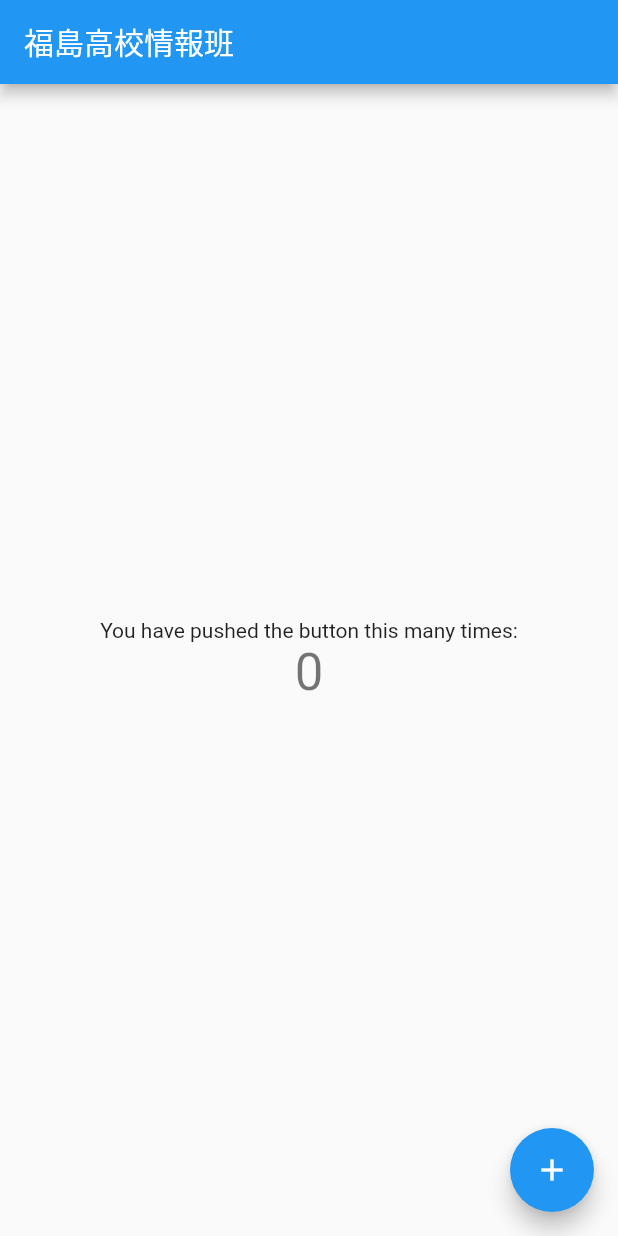
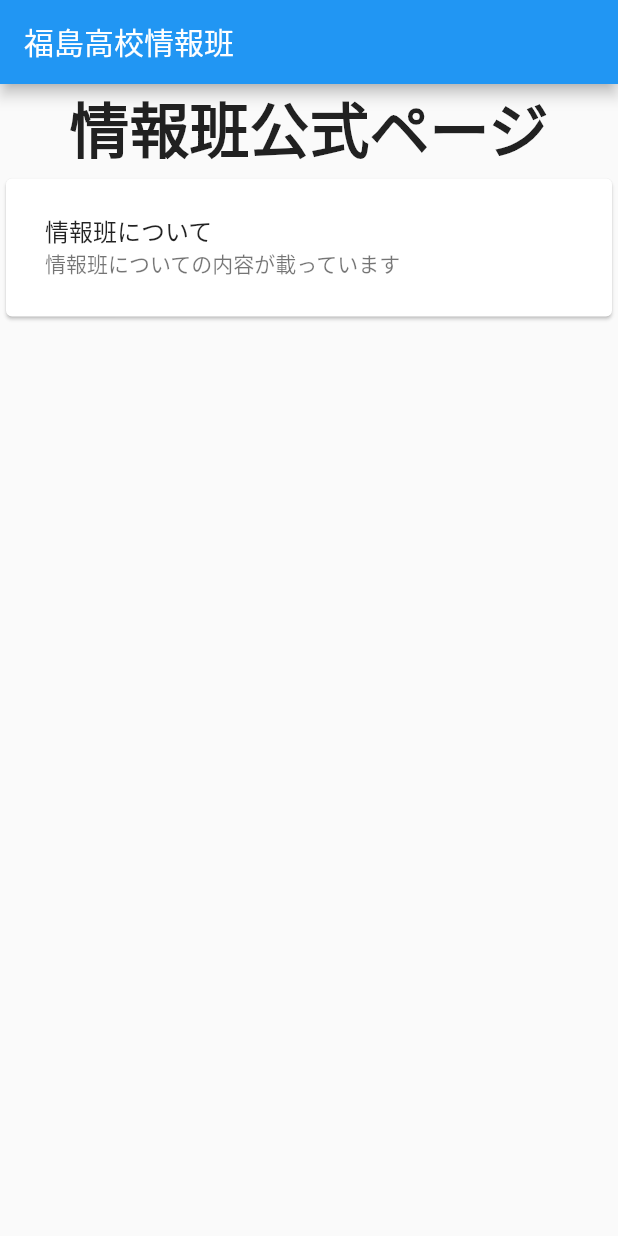
Before and after one commit to kahenteikou/jouhouhan_flutter, a Flutter app: the screen it shows after launch, on a phone screen of 412 x 824 dp. Run offline on Flutter 3.47's test engine with Material 2 defaults, Android fonts, the phone set to English and light mode, and no system bars.

Commit message:
added subpage

```diff
--- a/lib/main.dart
+++ b/lib/main.dart
@@ -1,5 +1,5 @@
 import 'package:flutter/material.dart';
-
+import "package:jouhouhan_flutter/sites/about.dart";
 void main() {
   runApp(MyApp());
 }
@@ -91,23 +91,45 @@ class _MyHomePageState extends State<MyHomePage> {
           // center the children vertically; the main axis here is the vertical
           // axis because Columns are vertical (the cross axis would be
           // horizontal).
-          mainAxisAlignment: MainAxisAlignment.center,
+          //mainAxisAlignment: MainAxisAlignment.center,
           children: <Widget>[
+
             Text(
-              'You have pushed the button this many times:',
+              "情報班公式ページ",
+              style: TextStyle(
+
+                fontWeight: FontWeight.bold,
+                fontSize: 40,
+              ),
             ),
-            Text(
-              '$_counter',
-              style: Theme.of(context).textTheme.headline4,
-            ),
+            Expanded(
+                child:ListView(
+                  children: <Widget>[
+
+                    InkWell(
+                        onTap: (){
+                          Navigator.push(context,MaterialPageRoute(builder: (conkun) => AboutPage()));
+                        },
+                        child:Card(
+                            child:Column(
+                              children: <Widget>[
+                                //Image.asset("images/icon/iconmonstr-map-2-240.png"),
+                                Container(
+                                    margin: EdgeInsets.all(10.0),
+                                    child:ListTile(
+                                      title:Text("情報班について"),
+                                      subtitle: Text("情報班についての内容が載っています"),
+                                    )
+                                )
+                              ],
+                            )
+                        )
+                    ),
+                  ],
+                ))
           ],
         ),
       ),
-      floatingActionButton: FloatingActionButton(
-        onPressed: _incrementCounter,
-        tooltip: 'Increment',
-        child: Icon(Icons.add),
-      ), // This trailing comma makes auto-formatting nicer for build methods.
     );
   }
 }
```
Also changed, not shown: lib/sites/about.dart (added, +20 -0 lines).
